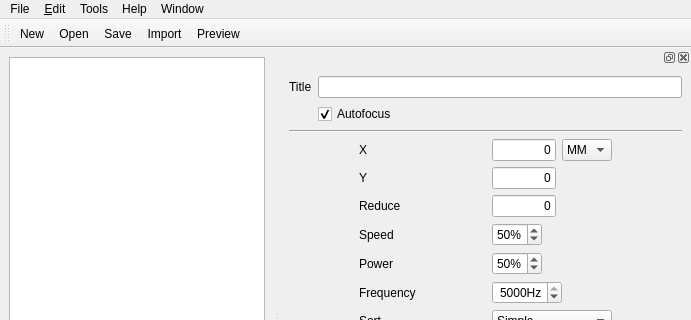
kallaballa/ctrl-cut, file src/gui/CtrlCut.ui: the form before one commit; both pictures show x 0 to 691 and y 0 to 320 of the 691 by 615 pixel window.
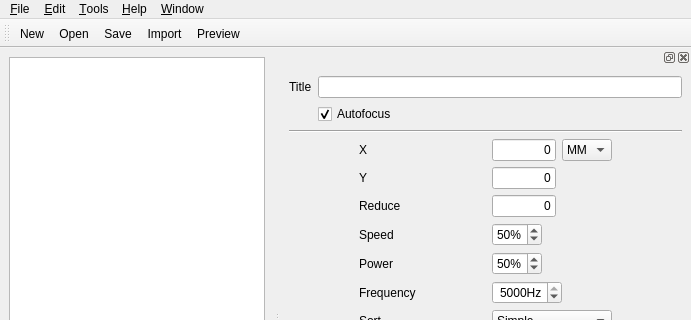
The form after the commit. Icons and pictures are not drawn. Custom widgets are drawn as their Qt base class.

What changed in the file:
```diff
--- a/src/gui/CtrlCut.ui
+++ b/src/gui/CtrlCut.ui
@@ -57,14 +57,14 @@
    </property>
    <widget class="QMenu" name="menuTools">
     <property name="title">
-     <string>Tools</string>
+     <string>&amp;Tools</string>
     </property>
     <addaction name="toolsMoveToOriginAction"/>
     <addaction name="mergeAction"/>
    </widget>
    <widget class="QMenu" name="menuHelp">
     <property name="title">
-     <string>Help</string>
+     <string>&amp;Help</string>
     </property>
     <addaction name="helpAboutAction"/>
    </widget>
@@ -80,7 +80,7 @@
    </widget>
    <widget class="QMenu" name="fileMenu">
     <property name="title">
-     <string>File</string>
+     <string>&amp;File</string>
     </property>
     <addaction name="fileNewAction"/>
     <addaction name="fileOpenAction"/>
@@ -95,7 +95,7 @@
    </widget>
    <widget class="QMenu" name="menuWindow">
     <property name="title">
-     <string>Window</string>
+     <string>&amp;Window</string>
     </property>
     <addaction name="windowShowPropertiesAction"/>
    </widget>
```
Left out of the diff: 9 changed lines with no effect on the pictures.
